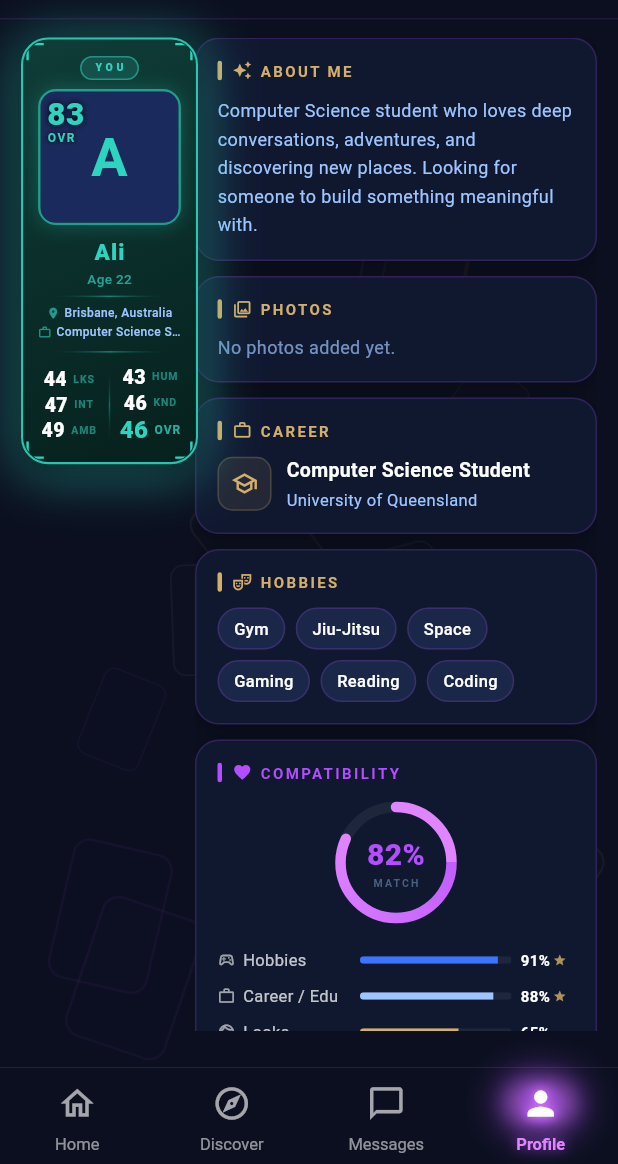
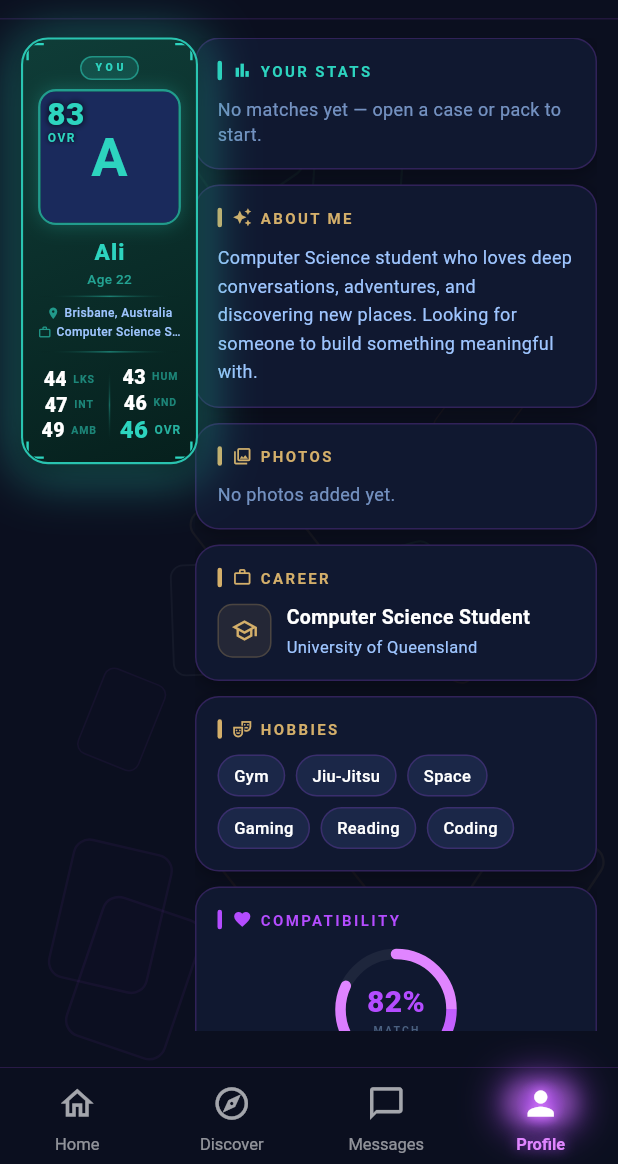
Before and after one commit to Aghaf9/2Souls, a Flutter app: the ProfileScreen screen opened by its route, after a tap on "YOU", on a phone screen of 412 x 824 dp, the part 72-1236 px from its top. Run offline on Flutter 3.47's test engine with Material 3 defaults, Android fonts, the phone set to English and light mode, and no system bars; our stand-ins replace image_picker; accounts and stored records are empty.

Commit message:
major update

```diff
--- /dev/null
+++ b/twosouls/lib/models/user_match_stats.dart
@@ -0,0 +1,49 @@
+// ---------------------------------------------------------------------------
+// UserMatchStats
+//
+// Computes "about your own matching activity" stats from CollectionStore
+// for display on the user's own expanded profile card. These stats are
+// purely derived from in-memory state (no real backend yet), so they
+// reset on app restart.
+//
+// Stats shown:
+//   - Total matches: how many people the user has claimed from cases/packs.
+//   - Accepted back: how many of those are in the Chats section (the other
+//     person "accepted" by the user keeping them, vs just winning them and
+//     discarding). In the real product this would be bidirectional (the
+//     other person also accepting), but without a backend this is the
+//     closest meaningful proxy.
+//   - Match rate: accepted / total, as a percentage.
+//   - Avg chat lifespan: placeholder — without a real messaging backend
+//     tracking first/last message timestamps, this can't be computed
+//     accurately yet, so it shows a friendly stub.
+// ---------------------------------------------------------------------------
+
+class UserMatchStats {
+  final int totalMatches;
+  final int inChats;
+  final int expired;
+
+  const UserMatchStats({
+    required this.totalMatches,
+    required this.inChats,
+    required this.expired,
+  });
+
+  /// How many claimed matches the user actively kept (moved into Chats).
+  int get acceptedCount => inChats;
+
+  /// Percentage of claimed matches that made it into Chats.
+  int get matchRatePct =>
+      totalMatches == 0 ? 0 : ((inChats / totalMatches) * 100).round();
+
+  /// Placeholder for avg chat duration — not computable without a real
+  /// messaging backend tracking timestamps. Shown as "--" in the UI.
+  String get avgChatDuration => '--';
+
+  static const UserMatchStats empty = UserMatchStats(
+    totalMatches: 0,
+    inChats: 0,
+    expired: 0,
+  );
+}
--- a/twosouls/lib/screens/profile_screen.dart
+++ b/twosouls/lib/screens/profile_screen.dart
@@ -10,7 +10,9 @@ import '../models/profile_completion.dart';
 import '../models/hobby_taxonomy.dart';
 import '../models/career_taxonomy.dart';
 import '../models/quiz_answers.dart';
+import '../models/user_match_stats.dart';
 import 'quiz/quiz_screen.dart';
+import 'messages_screen.dart' show CollectionStore;
 
 // ---------------------------------------------------------------------------
 // UserProfile model
@@ -304,6 +306,7 @@ class _ProfileScreenState extends State<ProfileScreen>
     _user = _defaultUser;
     _rarity = CardRarityModel.compute(_user.compatScores);
     _completion.addListener(_onCompletionChanged);
+    CollectionStore.instance.addListener(_onStoreChanged);
 
     _cardCtrl = AnimationController(
       vsync: this,
@@ -373,11 +376,30 @@ class _ProfileScreenState extends State<ProfileScreen>
     _bgCtrl.dispose();
     _shineCtrl.dispose();
     _completion.removeListener(_onCompletionChanged);
+    CollectionStore.instance.removeListener(_onStoreChanged);
     super.dispose();
   }
 
   void _onCompletionChanged() {
     if (mounted) setState(() {});
+  }
+
+  void _onStoreChanged() {
+    if (mounted) setState(() {});
+  }
+
+  /// Live stats derived from CollectionStore — update automatically when
+  /// matches are claimed, expired, or moved into Chats.
+  UserMatchStats get _selfStats {
+    final store = CollectionStore.instance;
+    final chatCount = store.chats.whereType<Object>().length;
+    final totalClaimed = store.matches.length + chatCount;
+    return UserMatchStats(
+      totalMatches: totalClaimed,
+      inChats: chatCount,
+      expired:
+          0, // CollectionStore sweeps expiries silently; we don't track a running count yet
+    );
   }
 
   /// Fraction (0.0-1.0) of basic profile fields that are filled in:
@@ -581,6 +603,7 @@ class _ProfileScreenState extends State<ProfileScreen>
                             physics: const BouncingScrollPhysics(),
                             child: Column(
                               children: [
+                                _SelfStatsPanel(stats: _selfStats),
                                 _AboutPanel(user: user),
                                 _PhotosPanel(photos: _galleryPhotos),
                                 _CareerPanel(user: user),
@@ -1758,6 +1781,141 @@ class _PhotosPanel extends StatelessWidget {
                 );
               },
             ),
+    );
+  }
+}
+
+// ── Self-stats panel — only shown on the user's own expanded card ──────────
+// Shows match activity stats derived live from CollectionStore: total
+// claimed, how many made it into Chats, match rate, and avg chat duration
+// (stub until a real messaging backend exists that tracks timestamps).
+
+class _SelfStatsPanel extends StatelessWidget {
+  final UserMatchStats stats;
+  const _SelfStatsPanel({required this.stats});
+
+  @override
+  Widget build(BuildContext context) {
+    return _Panel(
+      title: 'YOUR STATS',
+      icon: Icons.bar_chart,
+      accentColor: AppColors.selfAccent,
+      child: stats.totalMatches == 0
+          ? Text(
+              'No matches yet \u2014 open a case or pack to start.',
+              style: TextStyle(
+                color: AppColors.textSecondary.withOpacity(0.7),
+                fontSize: 12,
+              ),
+            )
+          : Column(
+              children: [
+                Row(
+                  children: [
+                    _StatTile(
+                      label: 'Total Claimed',
+                      value: '${stats.totalMatches}',
+                      icon: Icons.card_giftcard,
+                      color: AppColors.gold,
+                    ),
+                    const SizedBox(width: 10),
+                    _StatTile(
+                      label: 'In Chats',
+                      value: '${stats.acceptedCount}',
+                      icon: Icons.chat_bubble_outline,
+                      color: AppColors.selfAccent,
+                    ),
+                  ],
+                ),
+                const SizedBox(height: 10),
+                Row(
+                  children: [
+                    _StatTile(
+                      label: 'Match Rate',
+                      value: '${stats.matchRatePct}%',
+                      icon: Icons.trending_up,
+                      color: AppColors.emerald,
+                    ),
+                    const SizedBox(width: 10),
+                    _StatTile(
+                      label: 'Avg Chat Length',
+                      value: stats.avgChatDuration,
+                      icon: Icons.timer_outlined,
+                      color: AppColors.purple,
+                      subtitle: 'tracking soon',
+                    ),
+                  ],
+                ),
+              ],
+            ),
+    );
+  }
+}
+
+class _StatTile extends StatelessWidget {
+  final String label;
+  final String value;
+  final IconData icon;
+  final Color color;
+  final String? subtitle;
+
+  const _StatTile({
+    required this.label,
+    required this.value,
+    required this.icon,
+    required this.color,
+    this.subtitle,
+  });
+
+  @override
+  Widget build(BuildContext context) {
+    return Expanded(
+      child: Container(
+        padding: const EdgeInsets.all(12),
+        decoration: BoxDecoration(
+          color: color.withOpacity(0.08),
+          borderRadius: BorderRadius.circular(12),
+          border: Border.all(color: color.withOpacity(0.3)),
+        ),
+        child: Column(
+          crossAxisAlignment: CrossAxisAlignment.start,
+          children: [
+            Row(
+              children: [
+                Icon(icon, color: color, size: 14),
+                const SizedBox(width: 5),
+                Text(
+                  label,
+                  style: TextStyle(
+                    color: color.withOpacity(0.8),
+                    fontSize: 9,
+                    fontWeight: FontWeight.w700,
+                    letterSpacing: 0.5,
+                  ),
+                ),
+              ],
+            ),
+            const SizedBox(height: 6),
+            Text(
+              value,
+              style: TextStyle(
+                color: AppColors.textPrimary,
+                fontSize: 22,
+                fontWeight: FontWeight.w800,
+                height: 1,
+              ),
+            ),
+            if (subtitle != null)
+              Text(
+                subtitle!,
+                style: TextStyle(
+                  color: AppColors.textSecondary.withOpacity(0.5),
+                  fontSize: 9,
+                ),
+              ),
+          ],
+        ),
+      ),
     );
   }
 }
```
